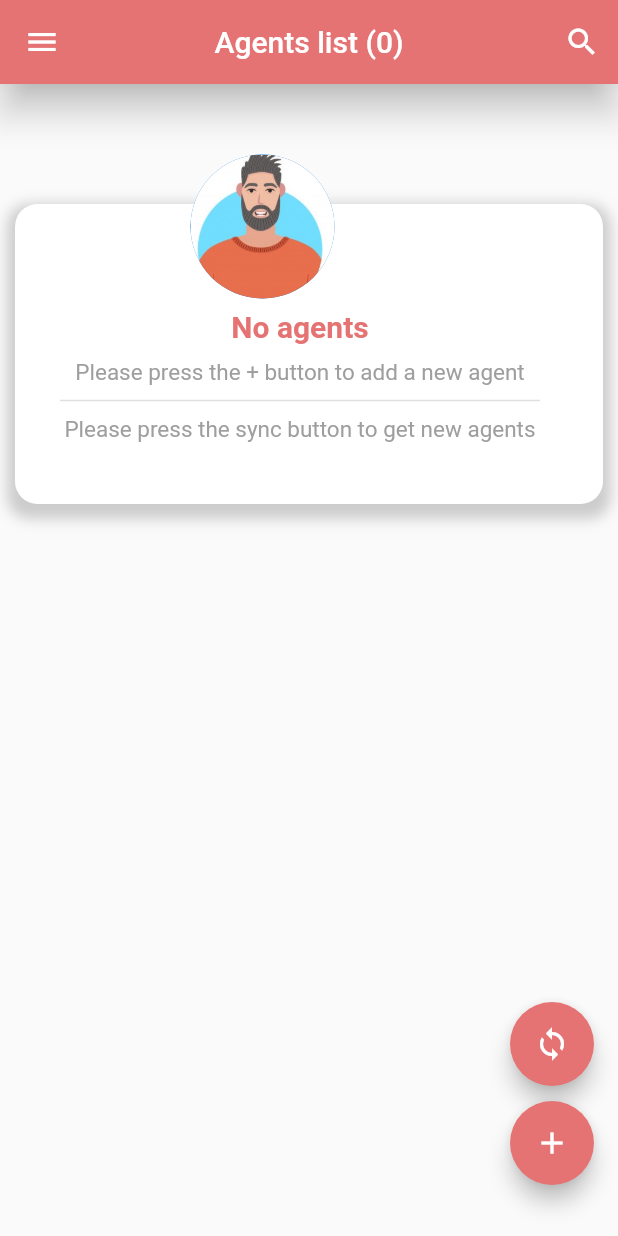
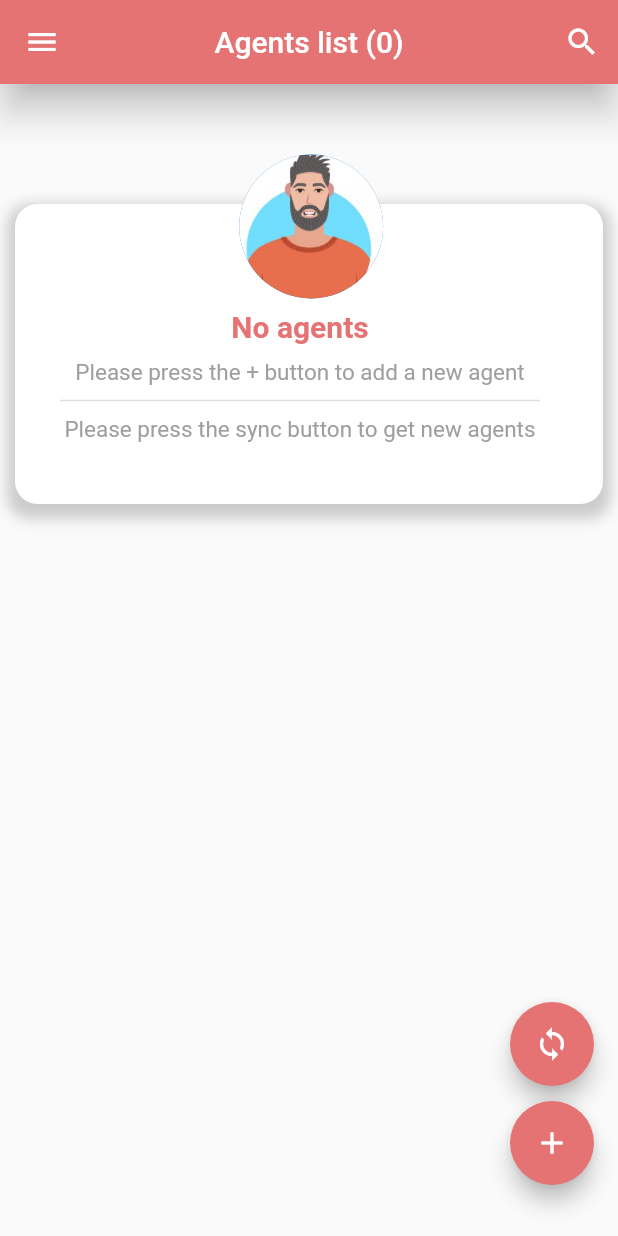
Before and after one commit to PereiraCC/flutter-agent-management, a Flutter app: the screen it shows after launch, on a phone screen of 412 x 824 dp. Run offline on Flutter 3.47's test engine with Material 2 defaults, Android fonts, the phone set to English and light mode, and no system bars; our stand-ins replace sqflite; accounts and stored records are empty.

```diff
--- a/lib/screens/home_screen.dart
+++ b/lib/screens/home_screen.dart
@@ -53,113 +53,12 @@ class _CreateBody extends StatelessWidget {
       );
 
     } else {
-      return _NoData();
+      return NoData(
+        title: 'No agents',
+        subtitle: 'Please press the + button to add a new agent',
+        secondSubtitle: 'Please press the sync button to get new agents',
+      );
     }
-
-    // Old code
-    // return FutureBuilder(
-    //   future: agentsProvider.getAllAgents(),
-    //   builder : ( _ , AsyncSnapshot<List<Agent>> snapshot) {
-
-    //     if(!snapshot.hasData) {
-    //       return Center(
-    //         child: CircularProgressIndicator(
-    //           color: Colors.red.shade300,
-    //         )
-    //       );
-    //     }
-
-    //     if(snapshot.data!.length == 0){
-    //       return _NoData();
-    //     }
-
-    //     final agents = snapshot.data;
-
-    //     return ListView.builder(
-    //       physics: BouncingScrollPhysics(),
-    //       itemCount: agents?.length ?? 0,
-    //       itemBuilder: ( _, i) {
-    //         return CardAgent(agent: agents![i]);
-    //       }
-    //     );
-    //   }
-    // );
-  }
-}
-
-class _NoData extends StatelessWidget {
-  const _NoData({
-    Key? key,
-  }) : super(key: key);
-
-  @override
-  Widget build(BuildContext context) {
-    return Stack(
-      children: [
-
-        Container(
-          height: 200,
-          margin: EdgeInsets.only(top: 80, right: 10, left: 10),
-          decoration: BoxDecoration(
-            borderRadius: BorderRadius.all(Radius.circular(15)),
-            color: Colors.white,
-            boxShadow: [
-              BoxShadow(
-                color: Colors.grey.withOpacity(0.5),
-                spreadRadius: 5,
-                blurRadius: 7,
-                offset: Offset(0, 5),
-              )
-            ]
-          ),
-        ),
-
-        Container(
-          margin: EdgeInsets.only(top: 40, left: 120),
-          child: ImageAgent(
-            wid: 100,
-            hei: 100,
-            urlImage: 'assets/male-icon.jpg',
-          )
-        ),
-
-        Container(
-          margin: EdgeInsets.only(top: 150),
-          // color: Colors.red,
-          width: 400,
-          child: Column(
-            children: [
-
-              TextCustom(
-                text: 'No agents',
-                size: 20,
-                font: FontWeight.bold,
-                color: Colors.red.shade300,
-              ),
-
-              SizedBox(height: 10),
-
-              TextCustom(
-                text: 'Please press the + button to add a new agent',
-                size: 15,
-                font: FontWeight.normal,
-                color: Colors.grey
-              ),
-
-              Divider(thickness: 1, height: 20, endIndent: 40, indent: 40),
-
-              TextCustom(
-                text: 'Please press the sync button to get new agents',
-                size: 15,
-                font: FontWeight.normal,
-                color: Colors.grey
-              ),
-            ]
-          )
-        )
-
-      ] ,
-    );
   }
 }
 
--- a/lib/widgets/widgets.dart
+++ b/lib/widgets/widgets.dart
@@ -11,3 +11,4 @@ part 'card_agent.dart';
 part 'curved_header.dart';
 part 'image_agent.dart';
 part 'text_custom.dart';
+part 'no_data.dart';
```
Also changed, not shown: lib/search/search_deletegate.dart (+28 -44 lines).
